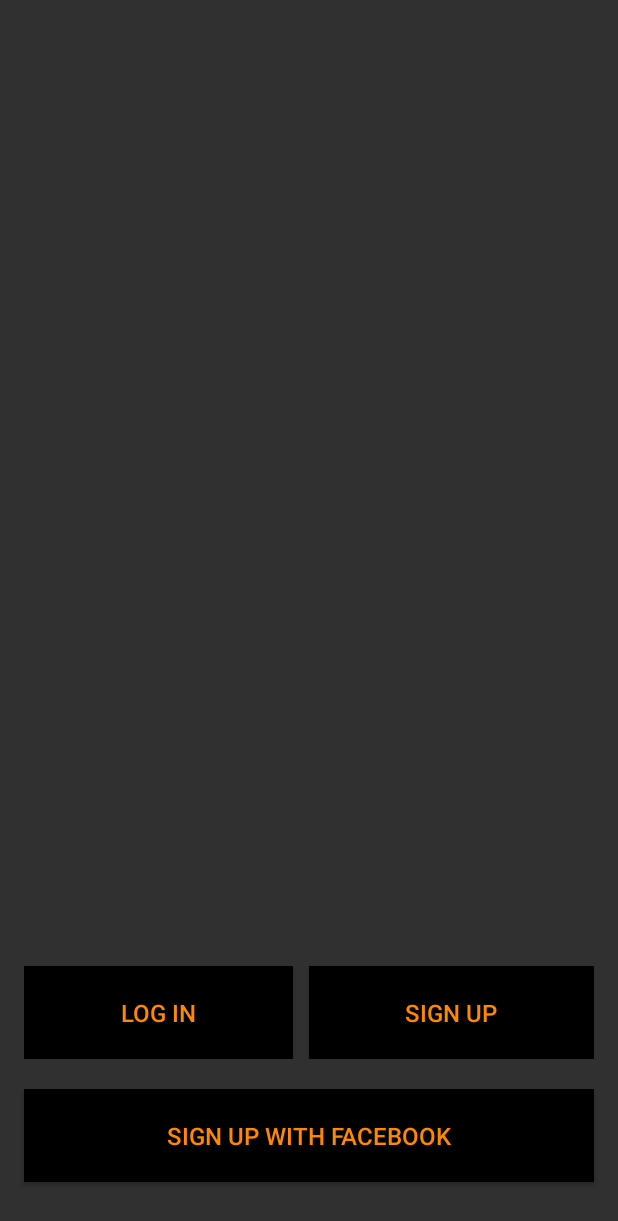
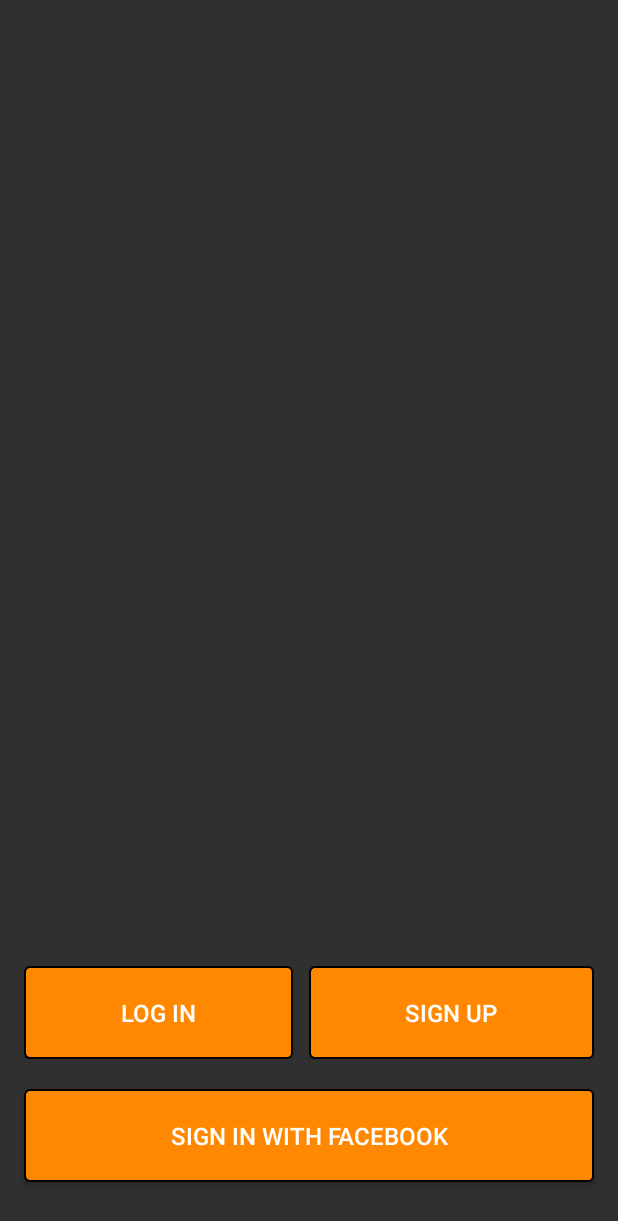
Before and after one commit to snb3300/macrohard, an Android app: the screen it shows after launch (Launcher), on a phone screen of 412 x 824 dp. Shown: the top 1221 px of the screen. Run offline under Robolectric (Android 15) with nearby library versions, the phone set to English and light mode, and no system bars; our stand-ins replace ButterKnife.

Commit message:
Add round corner to button

```diff
--- a/AndroidApp/Payapp/app/src/main/java/payapp/macrohard/com/payapp/LoginActivity.java
+++ b/AndroidApp/Payapp/app/src/main/java/payapp/macrohard/com/payapp/LoginActivity.java
@@ -23,5 +23,4 @@
         setContentView(R.layout.activity_login);
         ButterKnife.bind(this);
     }
-
 }
--- /dev/null
+++ b/AndroidApp/Payapp/app/src/main/res/drawable/round_corner.xml
@@ -0,0 +1,11 @@
+<?xml version="1.0" encoding="utf-8"?>
+<selector xmlns:android="http://schemas.android.com/apk/res/android">
+    <item >
+        <shape android:shape="rectangle"  >
+            <corners android:radius="3dp" />
+            <stroke android:width="1dp" />
+            <solid android:color="@color/darkorange"/>
+            <!--<gradient android:angle="-90" android:startColor="@color/darkorange" android:endColor="@color/green" />-->
+        </shape>
+    </item>
+</selector>
--- a/AndroidApp/Payapp/app/src/main/res/layout/activity_launcher.xml
+++ b/AndroidApp/Payapp/app/src/main/res/layout/activity_launcher.xml
@@ -1,7 +1,8 @@
 <RelativeLayout xmlns:android="http://schemas.android.com/apk/res/android"
     xmlns:tools="http://schemas.android.com/tools" android:layout_width="match_parent"
     android:layout_height="match_parent"
-    android:paddingBottom="@dimen/activity_vertical_margin" tools:context=".Launcher">
+    android:paddingBottom="@dimen/activity_vertical_margin" tools:context=".Launcher"
+    >
 
     <LinearLayout
         android:id="@+id/layout_signup_login"
@@ -21,9 +22,9 @@
             android:layout_weight="1"
             android:text="Log In"
             android:padding="20dp"
-            android:background="@color/black"
+            android:background="@drawable/round_corner"
             android:layout_marginRight="5dp"
-            android:textColor="@color/darkorange"
+            android:textColor="@color/white"
             android:textSize="16dp" />
 
         <Button
@@ -34,8 +35,8 @@
             android:padding="20dp"
             android:layout_weight="1"
             android:layout_marginLeft="5dp"
-            android:background="@color/black"
-            android:textColor="@color/darkorange"
+            android:background="@drawable/round_corner"
+            android:textColor="@color/white"
             android:textSize="16dp" />
     </LinearLayout>
 
@@ -44,12 +45,12 @@
         android:id="@+id/button_signupfacebook"
         android:layout_width="match_parent"
         android:layout_height="wrap_content"
-        android:text="Sign up with Facebook"
+        android:text="Sign in with Facebook"
         android:layout_marginBottom="20dp"
         android:textSize="16dp"
         android:padding="20dp"
-        android:background="@color/black"
-        android:textColor="@color/darkorange"
+        android:background="@drawable/round_corner"
+        android:textColor="@color/white"
         android:layout_marginRight="16dp"
         android:layout_marginLeft="16dp"
         android:layout_alignParentBottom="true"
--- a/AndroidApp/Payapp/app/src/main/res/values/colors.xml
+++ b/AndroidApp/Payapp/app/src/main/res/values/colors.xml
@@ -2,7 +2,7 @@
 <resources>
     <item name="blue" type="color">#FF33B5E5</item>
     <item name="purple" type="color">#FFAA66CC</item>
-    <item name="green" type="color">#FF99CC00</item>
+    <item name="green" type="color">#138808</item>
     <item name="orange" type="color">#FFFFBB33</item>
     <item name="red" type="color">#FFFF4444</item>
     <item name="darkblue" type="color">#FF0099CC</item>
```
